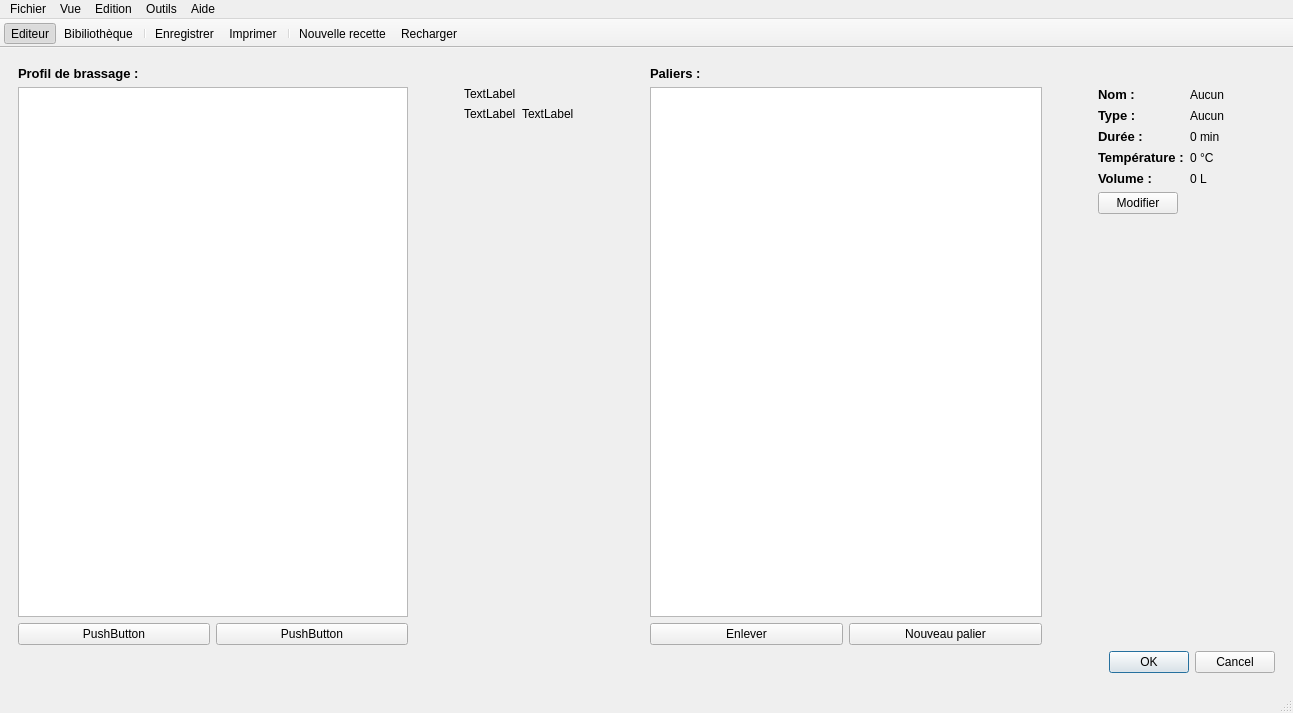
The window that reader.ui (314r/joliebulle) describes before a commit, drawn with Qt 5.
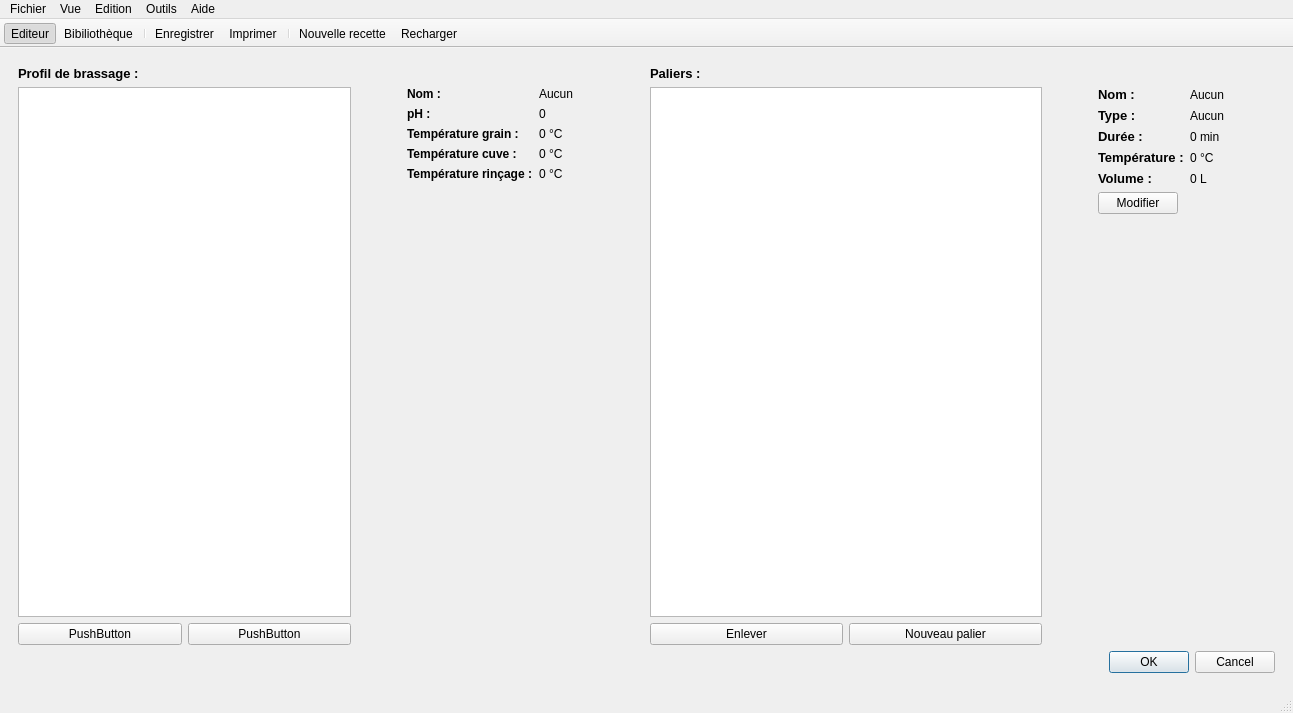
The same window after the commit. The open tabs and pages were chosen to show the change. Icons and pictures are not drawn.

Diff of the .ui file:
```diff
--- a/reader.ui
+++ b/reader.ui
@@ -911,21 +911,70 @@
               <item row="0" column="0">
                <widget class="QLabel" name="label_16">
                 <property name="text">
-                 <string>TextLabel</string>
+                 <string>&lt;html&gt;&lt;head/&gt;&lt;body&gt;&lt;p&gt;&lt;span style=&quot; font-weight:600;&quot;&gt;Nom :&lt;/span&gt;&lt;/p&gt;&lt;/body&gt;&lt;/html&gt;</string>
                 </property>
                </widget>
               </item>
               <item row="1" column="0">
                <widget class="QLabel" name="label_17">
                 <property name="text">
-                 <string>TextLabel</string>
+                 <string>&lt;html&gt;&lt;head/&gt;&lt;body&gt;&lt;p&gt;&lt;span style=&quot; font-weight:600;&quot;&gt;pH :&lt;/span&gt;&lt;/p&gt;&lt;/body&gt;&lt;/html&gt;</string>
                 </property>
                </widget>
               </item>
               <item row="1" column="1">
                <widget class="QLabel" name="label_18">
                 <property name="text">
-                 <string>TextLabel</string>
+                 <string>0</string>
+                </property>
+               </widget>
+              </item>
+              <item row="0" column="1">
+               <widget class="QLabel" name="labelMashName">
+                <property name="text">
+                 <string>Aucun</string>
+                </property>
+               </widget>
+              </item>
+              <item row="2" column="0">
+               <widget class="QLabel" name="label_20">
+                <property name="text">
+                 <string>&lt;html&gt;&lt;head/&gt;&lt;body&gt;&lt;p&gt;&lt;span style=&quot; font-weight:600;&quot;&gt;Température grain :&lt;/span&gt;&lt;/p&gt;&lt;/body&gt;&lt;/html&gt;</string>
+                </property>
+               </widget>
+              </item>
+              <item row="2" column="1">
+               <widget class="QLabel" name="labelMashGrainTemp">
+                <property name="text">
+                 <string>0 °C</string>
+                </property>
+               </widget>
+              </item>
+              <item row="3" column="0">
+               <widget class="QLabel" name="label_22">
+                <property name="text">
+                 <string>&lt;html&gt;&lt;head/&gt;&lt;body&gt;&lt;p&gt;&lt;span style=&quot; font-weight:600;&quot;&gt;Température cuve :&lt;/span&gt;&lt;/p&gt;&lt;/body&gt;&lt;/html&gt;</string>
+                </property>
+               </widget>
+              </item>
+              <item row="3" column="1">
+               <widget class="QLabel" name="labelMashTunTemp">
+                <property name="text">
+                 <string>0 °C</string>
+                </property>
+               </widget>
+              </item>
+              <item row="4" column="0">
+               <widget class="QLabel" name="label_24">
+                <property name="text">
+                 <string>&lt;html&gt;&lt;head/&gt;&lt;body&gt;&lt;p&gt;&lt;span style=&quot; font-weight:600;&quot;&gt;Température rinçage :&lt;/span&gt;&lt;/p&gt;&lt;/body&gt;&lt;/html&gt;</string>
+                </property>
+               </widget>
+              </item>
+              <item row="4" column="1">
+               <widget class="QLabel" name="labelMashSpargeTemp">
+                <property name="text">
+                 <string>0 °C</string>
                 </property>
                </widget>
               </item>
```
Left out of the diff: 4 changed lines with no effect on the pictures.
